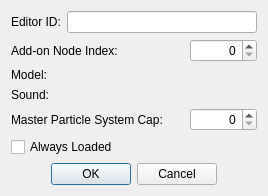
First picture: the form in native/src/DovahKit/ui/form_windows/addon_node.ui, repository DavidJCobb/DovahKit, before the edit.
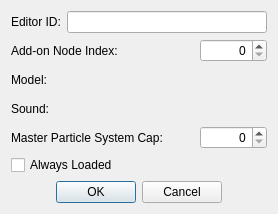
Second picture: the form after the edit. Custom widgets are drawn as their Qt base class.

Diff of the .ui file:
```diff
--- a/native/src/DovahKit/ui/form_windows/addon_node.ui
+++ b/native/src/DovahKit/ui/form_windows/addon_node.ui
@@ -1,7 +1,15 @@
 <?xml version="1.0" encoding="UTF-8"?>
 <ui version="4.0">
- <class>FormDialogAddonNode</class>
- <widget class="QDialog" name="FormDialogAddonNode">
+ <class>FormDialogAddOnNode</class>
+ <widget class="QDialog" name="FormDialogAddOnNode">
+  <property name="geometry">
+   <rect>
+    <x>0</x>
+    <y>0</y>
+    <width>278</width>
+    <height>214</height>
+   </rect>
+  </property>
   <property name="windowTitle">
    <string>Add-on Node</string>
   </property>
```
